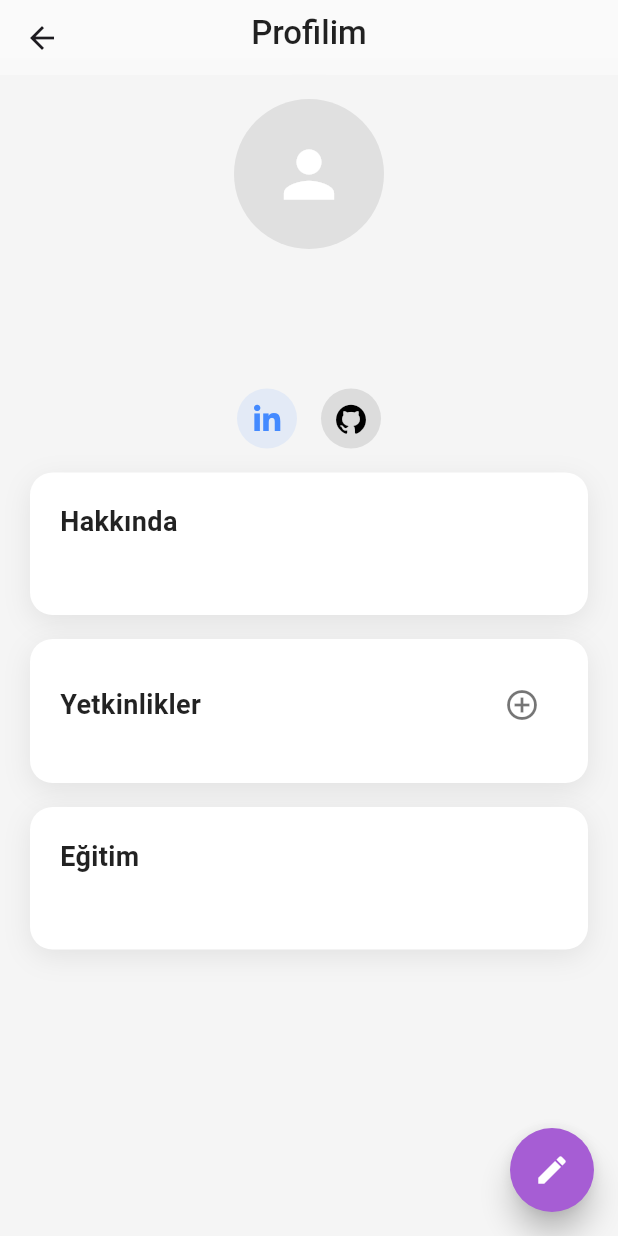
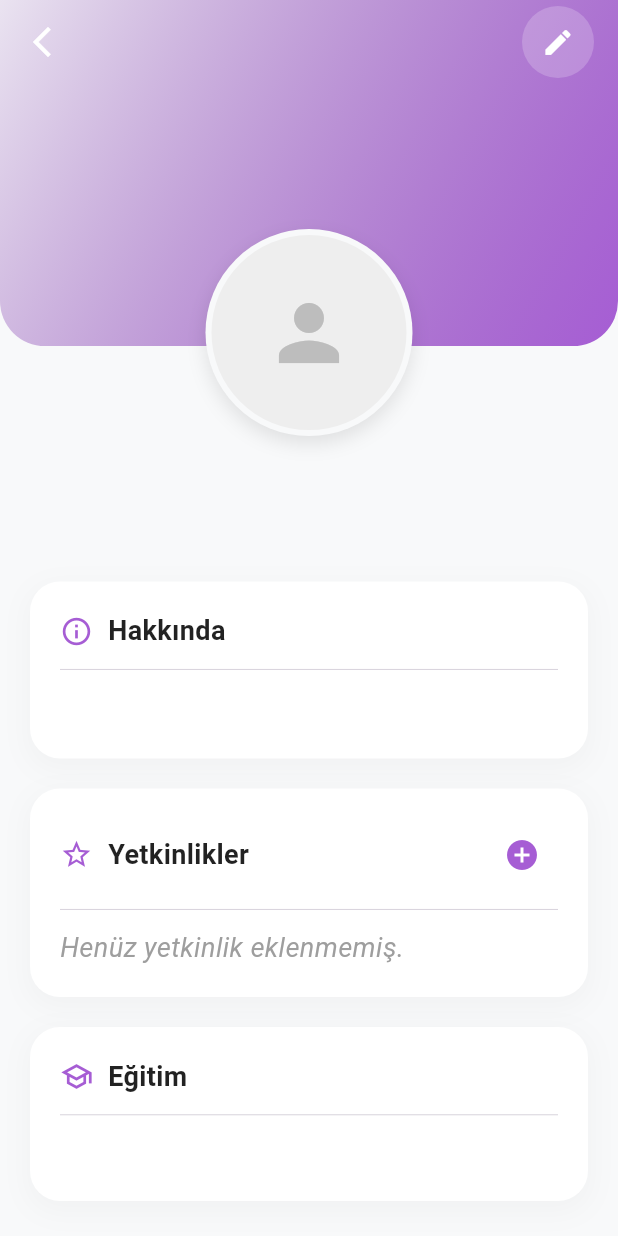
Before and after one commit to Tugbanurcan/Mezun_Ogrenci_APP, a Flutter app: the ProfileViewScreen screen opened directly, on a phone screen of 412 x 824 dp. Run offline on Flutter 3.47's test engine with Material 3 defaults, Android fonts, the phone set to English and light mode, and no system bars; our stand-ins replace flutter_riverpod, font_awesome_flutter, image_picker.

Commit message:
Update profile_view_screen.dart

```diff
--- a/lib/profile_view_screen.dart
+++ b/lib/profile_view_screen.dart
@@ -1,199 +1,343 @@
 import 'package:flutter/material.dart';
 import 'package:flutter_riverpod/flutter_riverpod.dart';
 import 'package:font_awesome_flutter/font_awesome_flutter.dart';
-import 'package:url_launcher/url_launcher.dart'; // pubspec.yaml'a eklemeyi unutmayın!
-import 'dart:ui';
+import 'package:url_launcher/url_launcher.dart';
 import 'dart:io';
 
 import '../providers/user_provider.dart';
 import 'profie_edit_screen.dart';
-import '';
+
+// Renk Paleti (Sabitler)
+const Color kPrimaryColor = Color(0xFFA65DD4);
+const Color kSecondaryColor = Color.fromARGB(104, 105, 27, 154);
+const Color kBackgroundColor = Color(0xFFF8F9FA);
 
 class ProfileViewScreen extends ConsumerWidget {
   const ProfileViewScreen({super.key});
 
-  static const double _padding = 20.0;
-  static const double _avatarSize = 100.0;
-  static const double _spacingSmall = 8.0;
-  static const double _spacingMedium = 16.0;
-  static const double _titleFontSize = 24.0;
-  static const double _subtitleFontSize = 18.0;
-
   @override
   Widget build(BuildContext context, WidgetRef ref) {
     final userProfile = ref.watch(userProfileNotifierProvider);
+    final size = MediaQuery.of(context).size;
 
     return Scaffold(
-      backgroundColor: const Color(0xFFF5F5F5),
-      appBar: _buildAppBar(),
-      body: _buildBody(context, ref, userProfile),
-      floatingActionButton: FloatingActionButton(
+      backgroundColor: kBackgroundColor,
+      extendBodyBehindAppBar: true,
+      appBar: AppBar(
+        backgroundColor: Colors.transparent,
+        elevation: 0,
+        leading: IconButton(
+          icon: const Icon(Icons.arrow_back_ios_new, color: Colors.white),
+          onPressed: () => Navigator.pop(context),
+        ),
+        actions: [
+          Container(
+            margin: const EdgeInsets.only(right: 16),
+            decoration: BoxDecoration(
+              color: Colors.white.withOpacity(0.2),
+              shape: BoxShape.circle,
+            ),
+            child: IconButton(
+              icon: const Icon(Icons.edit, color: Colors.white, size: 22),
               onPressed: () => _navigateToEditProfile(context),
-        backgroundColor: const Color.fromARGB(255, 166, 93, 212),
-        shape: const CircleBorder(),
-        elevation: 8,
-        child: const Icon(Icons.edit, color: Colors.white, size: 24),
+            ),
+          ),
+        ],
+      ),
+      body: SingleChildScrollView(
+        child: Column(
+          children: [
+            // ÜST KISIM (Header + Avatar) - BURASI AYNI KALDI
+            Stack(
+              clipBehavior: Clip.none,
+              alignment: Alignment.center,
+              children: [
+                // Arka Plan Gradient
+                Container(
+                  height: size.height * 0.28,
+                  width: double.infinity,
+                  decoration: const BoxDecoration(
+                    gradient: LinearGradient(
+                      begin: Alignment.topLeft,
+                      end: Alignment.bottomRight,
+                      colors: [Color.fromARGB(25, 105, 27, 154), kPrimaryColor],
+                    ),
+                    borderRadius: BorderRadius.only(
+                      bottomLeft: Radius.circular(30),
+                      bottomRight: Radius.circular(30),
+                    ),
+                  ),
+                ),
+                // Profil Fotoğrafı
+                Positioned(
+                  bottom: -60,
+                  child: Container(
+                    padding: const EdgeInsets.all(4),
+                    decoration: BoxDecoration(
+                      color: kBackgroundColor,
+                      shape: BoxShape.circle,
+                      boxShadow: [
+                        BoxShadow(
+                          color: Colors.black.withOpacity(0.1),
+                          blurRadius: 10,
+                          offset: const Offset(0, 5),
+                        ),
+                      ],
+                    ),
+                    child: CircleAvatar(
+                      radius: 65,
+                      backgroundColor: Colors.grey.shade200,
+                      backgroundImage: userProfile.photoPath != null
+                          ? FileImage(File(userProfile.photoPath!))
+                          : null,
+                      child: userProfile.photoPath == null
+                          ? Icon(
+                              Icons.person,
+                              size: 60,
+                              color: Colors.grey.shade400,
+                            )
+                          : null,
+                    ),
+                  ),
+                ),
+              ],
+            ),
+
+            const SizedBox(height: 70), // Avatar boşluğu
+            // --- DEĞİŞİKLİK BURADA YAPILDI ---
+            Padding(
+              padding: const EdgeInsets.symmetric(horizontal: 20),
+              child: Column(
+                children: [
+                  // İsim ve İkonlar YAN YANA (Row)
+                  Row(
+                    mainAxisAlignment: MainAxisAlignment.center, // Ortala
+                    crossAxisAlignment: CrossAxisAlignment.center,
+                    children: [
+                      // 1. İsim
+                      Flexible(
+                        child: Text(
+                          userProfile.name,
+                          textAlign: TextAlign.center,
+                          style: const TextStyle(
+                            fontSize: 24,
+                            fontWeight: FontWeight.bold,
+                            color: Colors.black87,
+                          ),
+                        ),
+                      ),
+
+                      // 2. Sosyal İkonlar (İsmin yanına)
+                      if (userProfile.linkedin.isNotEmpty ||
+                          userProfile.github.isNotEmpty) ...[
+                        const SizedBox(width: 10), // İsimle ikon arasına boşluk
+
+                        if (userProfile.linkedin.isNotEmpty)
+                          _buildSmallSocialIcon(
+                            FontAwesomeIcons.linkedinIn,
+                            const Color(0xFF0077B5),
+                            userProfile.linkedin,
+                            context,
+                          ),
+
+                        if (userProfile.linkedin.isNotEmpty &&
+                            userProfile.github.isNotEmpty)
+                          const SizedBox(width: 8), // İki ikon arası boşluk
+
+                        if (userProfile.github.isNotEmpty)
+                          _buildSmallSocialIcon(
+                            FontAwesomeIcons.github,
+                            const Color(0xFF333333),
+                            userProfile.github,
+                            context,
+                          ),
+                      ],
+                    ],
+                  ),
+
+                  const SizedBox(height: 5),
+
+                  // 3. Unvan (İsmin Altında)
+                  Text(
+                    userProfile.title,
+                    textAlign: TextAlign.center,
+                    style: TextStyle(
+                      fontSize: 16,
+                      color: Colors.grey.shade600,
+                      fontWeight: FontWeight.w500,
+                    ),
+                  ),
+                ],
+              ),
+            ),
+
+            // --- DEĞİŞİKLİK SONU ---
+            const SizedBox(height: 25),
+
+            // KARTLAR (BİLGİLER)
+            Padding(
+              padding: const EdgeInsets.symmetric(horizontal: 20),
+              child: Column(
+                children: [
+                  _buildContentCard(
+                    title: "Hakkında",
+                    icon: Icons.info_outline,
+                    content: Text(
+                      userProfile.about,
+                      style: TextStyle(
+                        color: Colors.grey.shade700,
+                        height: 1.5,
+                      ),
+                    ),
+                  ),
+                  _buildContentCard(
+                    title: "Yetkinlikler",
+                    icon: Icons.star_border,
+                    action: IconButton(
+                      icon: const Icon(Icons.add_circle, color: kPrimaryColor),
+                      onPressed: () => _showAddSkillDialog(context, ref),
+                    ),
+                    content: _buildSkillsWrap(userProfile.skills),
+                  ),
+                  _buildContentCard(
+                    title: "Eğitim",
+                    icon: Icons.school_outlined,
+                    content: Text(
+                      userProfile.education,
+                      style: TextStyle(
+                        color: Colors.grey.shade700,
+                        height: 1.4,
+                      ),
+                    ),
+                  ),
+                  const SizedBox(height: 40),
+
+                  _buildContentCard(
+                    title: "İletişim",
+                    icon: Icons.mail,
+                    content: Text(
+                      userProfile.communication,
+                      style: TextStyle(
+                        color: Colors.grey.shade700,
+                        height: 1.4,
+                      ),
+                    ),
+                  ),
+                ],
+              ),
+            ),
+          ],
+        ),
       ),
     );
   }
 
-  PreferredSizeWidget _buildAppBar() {
-    return AppBar(
-      backgroundColor: Colors.white.withOpacity(0.4),
-      elevation: 0,
-      toolbarHeight: 50,
-      flexibleSpace: ClipRRect(
-        child: BackdropFilter(
-          filter: ImageFilter.blur(sigmaX: 10, sigmaY: 10),
-          child: Container(
-            color: Colors.white.withOpacity(0.2),
+  Widget _buildContentCard({
+    required String title,
+    required IconData icon,
+    required Widget content,
+    Widget? action,
+  }) {
+    return Container(
+      width: double.infinity,
+      margin: const EdgeInsets.only(bottom: 20),
+      padding: const EdgeInsets.all(20),
+      decoration: BoxDecoration(
+        color: Colors.white,
+        borderRadius: BorderRadius.circular(20),
+        boxShadow: [
+          BoxShadow(
+            color: Colors.grey.withOpacity(0.08),
+            spreadRadius: 2,
+            blurRadius: 15,
+            offset: const Offset(0, 5),
+          ),
+        ],
+      ),
+      child: Column(
+        crossAxisAlignment: CrossAxisAlignment.start,
+        children: [
+          Row(
+            mainAxisAlignment: MainAxisAlignment.spaceBetween,
+            children: [
+              Row(
+                children: [
+                  Icon(icon, color: kPrimaryColor, size: 22),
+                  const SizedBox(width: 10),
+                  Text(
+                    title,
+                    style: const TextStyle(
+                      fontSize: 18,
+                      fontWeight: FontWeight.bold,
+                      color: Colors.black87,
                     ),
                   ),
+                ],
               ),
-      title: Padding(
-        padding: const EdgeInsets.only(bottom: 6.0), // Yazıyı biraz yukarı taşı
-        child: const Text(
-          'Profilim',
-          style: TextStyle(
-            color: Colors.black87,
-            fontWeight: FontWeight.w500,
+              if (action != null) action,
+            ],
           ),
-        ),
-      ),
-      centerTitle: true,
-    );
-  }
-
-  Widget _buildBody(BuildContext context, WidgetRef ref, userProfile) {
-    return SingleChildScrollView(
-      child: Column(
-        crossAxisAlignment: CrossAxisAlignment.stretch,
-        children: [
-          const SizedBox(height: _spacingMedium),
-          _buildProfileAvatar(userProfile),
-          const SizedBox(height: _spacingMedium),
-          _buildProfileHeader(context, ref, userProfile),
-          const SizedBox(height: _spacingMedium),
-          Padding(
-            padding: const EdgeInsets.symmetric(horizontal: _padding),
-            child: _buildProfileSections(context, ref, userProfile),
-          ),
-          const SizedBox(height: 80),
+          const Divider(height: 25, thickness: 0.5),
+          content,
         ],
       ),
     );
   }
 
-  Widget _buildProfileAvatar(userProfile) {
-    return Center(
-      child: Container(
-        width: 100,
-        height: 100,
+  Widget _buildSkillsWrap(List<String> skills) {
+    if (skills.isEmpty) {
+      return const Text(
+        "Henüz yetkinlik eklenmemiş.",
+        style: TextStyle(fontStyle: FontStyle.italic, color: Colors.grey),
+      );
+    }
+    return Wrap(
+      spacing: 8,
+      runSpacing: 8,
+      children: skills.map((skill) {
+        return Container(
+          padding: const EdgeInsets.symmetric(horizontal: 12, vertical: 6),
           decoration: BoxDecoration(
-          color: Colors.grey.shade300,
-          shape: BoxShape.circle,
-          image: userProfile.photoPath != null
-              ? DecorationImage(
-            image: FileImage(File(userProfile.photoPath!)),
-            fit: BoxFit.cover,
-          )
-              : null,
+            color: kPrimaryColor.withOpacity(0.1),
+            borderRadius: BorderRadius.circular(20),
+            border: Border.all(color: kPrimaryColor.withOpacity(0.3)),
           ),
-        child: userProfile.photoPath == null
-            ? const Icon(Icons.person, size: 50, color: Colors.white)
-            : null,
+          child: Text(
+            skill,
+            style: const TextStyle(
+              color: kPrimaryColor,
+              fontWeight: FontWeight.w600,
+              fontSize: 13,
             ),
+          ),
+        );
+      }).toList(),
     );
   }
 
-  Widget _buildProfileHeader(BuildContext context, WidgetRef ref, userProfile) {
-    return Padding(
-      padding: const EdgeInsets.symmetric(horizontal: _padding),
-      child: Column(
-        children: [
-          Text(
-            userProfile.name,
-            style: const TextStyle(
-              fontSize: _titleFontSize,
-              fontWeight: FontWeight.bold,
-              color: Colors.black87,
-            ),
-          ),
-          const SizedBox(height: _spacingSmall / 2),
-          Text(
-            userProfile.title,
-            style: const TextStyle(
-              fontSize: 16,
-              color: Colors.black54,
-              fontWeight: FontWeight.w500,
-            ),
-          ),
-          const SizedBox(height: _spacingMedium),
-          Row(
-            mainAxisAlignment: MainAxisAlignment.center,
-            children: [
-              _buildSocialIcon(
-                FontAwesomeIcons.linkedinIn,
-                Colors.blueAccent,
-                userProfile.linkedin,
-                context,
-              ),
-              const SizedBox(width: _spacingMedium),
-              _buildSocialIcon(
-                FontAwesomeIcons.github,
-                Colors.black,
-                userProfile.github,
-                context,
-              ),
-            ],
-          ),
-        ],
-      ),
-    );
-  }
-
-  void _launchUrlSafely(String urlString, BuildContext context) async {
-    try {
-      final Uri uri = Uri.parse(urlString);
-
-      // Dış tarayıcıda aç
-      await launchUrl(
-        uri,
-        mode: LaunchMode.externalApplication,
-      );
-    } catch (e) {
-      if (context.mounted) {
-        ScaffoldMessenger.of(context).showSnackBar(
-          SnackBar(
-            content: Text('Bağlantı açılırken hata: $e'),
-            backgroundColor: Colors.red,
-          ),
-        );
-      }
-    }
-  }
-
-  Widget _buildSocialIcon(
+  // YENİ: Küçük İkon Tasarımı (İsmin yanına sığması için)
+  Widget _buildSmallSocialIcon(
     IconData icon,
     Color color,
     String handle,
     BuildContext context,
   ) {
-    String platform = (icon == FontAwesomeIcons.linkedinIn)
+    String url = (icon == FontAwesomeIcons.linkedinIn)
         ? 'https://www.linkedin.com/in/$handle'
         : 'https://github.com/$handle';
 
-    return InkWell(
-      onTap: () => _launchUrlSafely(platform, context),
-      borderRadius: BorderRadius.circular(20),
+    return GestureDetector(
+      onTap: () => _launchUrlSafely(url, context),
       child: Container(
-        width: 40,
-        height: 40,
+        width: 32, // Küçük boyut
+        height: 32,
         decoration: BoxDecoration(
+          color: color.withOpacity(0.1), // Hafif renkli arka plan
           shape: BoxShape.circle,
-          color: color.withOpacity(0.1),
         ),
-        child: Center(child: FaIcon(icon, color: color, size: 20)),
+        child: Center(
+          child: FaIcon(icon, color: color, size: 16), // İkon boyutu küçük
+        ),
       ),
     );
   }
@@ -205,29 +349,56 @@ class ProfileViewScreen extends ConsumerWidget {
     );
   }
 
+  void _launchUrlSafely(String urlString, BuildContext context) async {
+    try {
+      final Uri uri = Uri.parse(urlString);
+      await launchUrl(uri, mode: LaunchMode.externalApplication);
+    } catch (e) {
+      if (context.mounted) {
+        ScaffoldMessenger.of(
+          context,
+        ).showSnackBar(SnackBar(content: Text('Bağlantı açılamadı: $e')));
+      }
+    }
+  }
+
   void _showAddSkillDialog(BuildContext context, WidgetRef ref) {
     final TextEditingController controller = TextEditingController();
-
     showDialog(
       context: context,
       builder: (context) => AlertDialog(
-        title: const Text('Yeni Yetkinlik Ekle'),
+        shape: RoundedRectangleBorder(borderRadius: BorderRadius.circular(20)),
+        title: const Text(
+          'Yetkinlik Ekle',
+          style: TextStyle(fontSize: 16, fontWeight: FontWeight.bold),
+        ),
         content: TextField(
           controller: controller,
-          decoration: const InputDecoration(
-            hintText: 'Yetkinlik adı',
+          decoration: InputDecoration(
+            hintText: 'Örn: Flutter, Python, Dart...',
+            filled: true,
+            fillColor: Colors.grey.shade50,
+            border: OutlineInputBorder(borderRadius: BorderRadius.circular(10)),
           ),
         ),
         actions: [
           TextButton(
             onPressed: () => Navigator.pop(context),
-            child: const Text('İptal'),
+            child: const Text('İptal', style: TextStyle(color: Colors.grey)),
           ),
           ElevatedButton(
+            style: ElevatedButton.styleFrom(
+              backgroundColor: kPrimaryColor,
+              foregroundColor: Colors.white,
+              shape: RoundedRectangleBorder(
+                borderRadius: BorderRadius.circular(10),
+              ),
+            ),
             onPressed: () {
-              final skill = controller.text.trim();
-              if (skill.isNotEmpty) {
-                ref.read(userProfileNotifierProvider.notifier).addSkill(skill);
+              if (controller.text.trim().isNotEmpty) {
+                ref
+                    .read(userProfileNotifierProvider.notifier)
+                    .addSkill(controller.text.trim());
               }
               Navigator.pop(context);
             },
@@ -237,129 +408,4 @@ class ProfileViewScreen extends ConsumerWidget {
       ),
     );
   }
-
-  Widget _buildProfileSections(
-      BuildContext context, WidgetRef ref, userProfile) {
-    return Column(
-      children: [
-        _buildInfoSection(
-          context,
-          title: 'Hakkında',
-          content: userProfile.about,
-          showSectionActions: false,
-        ),
-        _buildInfoSection(
-          context,
-          title: 'Yetkinlikler',
-          contentWidget: _buildSkillsRow(userProfile.skills),
-          onAdd: () => _showAddSkillDialog(context, ref),
-        ),
-        _buildInfoSection(
-          context,
-          title: 'Eğitim',
-          content: userProfile.education,
-          showSectionActions: false,
-          onAdd: () => print('Yeni Eğitim Ekle'),
-        ),
-      ],
-    );
 }
-
-  Widget _buildInfoSection(
-      BuildContext context, {
-        required String title,
-        String? content,
-        Widget? contentWidget,
-        bool showSectionActions = true,
-        VoidCallback? onAdd,
-      }) {
-    return Padding(
-      padding: const EdgeInsets.only(bottom: _spacingMedium),
-      child: Container(
-        padding: const EdgeInsets.all(_padding),
-        decoration: BoxDecoration(
-          color: Colors.white,
-          borderRadius: BorderRadius.circular(15),
-          boxShadow: [
-            BoxShadow(
-              color: Colors.black.withOpacity(0.08),
-              spreadRadius: 0,
-              blurRadius: 15,
-              offset: const Offset(0, 5),
-            ),
-          ],
-        ),
-        child: Column(
-          crossAxisAlignment: CrossAxisAlignment.start,
-          children: [
-            Row(
-              mainAxisAlignment: MainAxisAlignment.spaceBetween,
-              crossAxisAlignment: CrossAxisAlignment.center,
-              children: [
-                Text(
-                  title,
-                  style: const TextStyle(
-                    fontSize: _subtitleFontSize,
-                    fontWeight: FontWeight.bold,
-                    color: Colors.black87,
-                  ),
-                ),
-                if (showSectionActions)
-                  IconButton(
-                    icon: const Icon(
-                      Icons.add_circle_outline,
-                      size: 24,
-                      color: Colors.black54,
-                    ),
-                    onPressed: onAdd,
-                    tooltip: 'Yeni ${title} Ekle',
-                    padding: EdgeInsets.zero,
-                    constraints: const BoxConstraints(),
-                  ),
-              ],
-            ),
-            const SizedBox(height: _spacingSmall),
-            if (content != null)
-              Text(
-                content,
-                style: TextStyle(color: Colors.grey.shade700, fontSize: 15),
-              ),
-            if (contentWidget != null) contentWidget,
-          ],
-        ),
-      ),
-    );
-  }
-
-  Widget _buildSkillsRow(List<String> skills) {
-    return Wrap(
-      spacing: _spacingSmall,
-      runSpacing: _spacingSmall,
-      children: skills
-          .map(
-            (skill) =>
-            _buildSkillChip(skill, const Color.fromARGB(255, 166, 93, 212)),
-      )
-          .toList(),
-    );
-  }
-
-  Widget _buildSkillChip(String label, Color color) {
-    return Chip(
-        label: Text(
-          label,
-          style: TextStyle(
-            color: color,
-            fontWeight: FontWeight.w600,
-            fontSize: 13,
-          ),
-        ),
-        backgroundColor: color.withOpacity(0.1),
-        shape: RoundedRectangleBorder(
-          borderRadius: BorderRadius.circular(8),
-          side: BorderSide(color: color.withOpacity(0.3), width: 1),
-        ),
-        padding: const EdgeInsets.symmetric(horizontal: 8, vertical: 4),
-        );
-  }
-}
```
Lines whose indentation alone changed are shown as unchanged.
